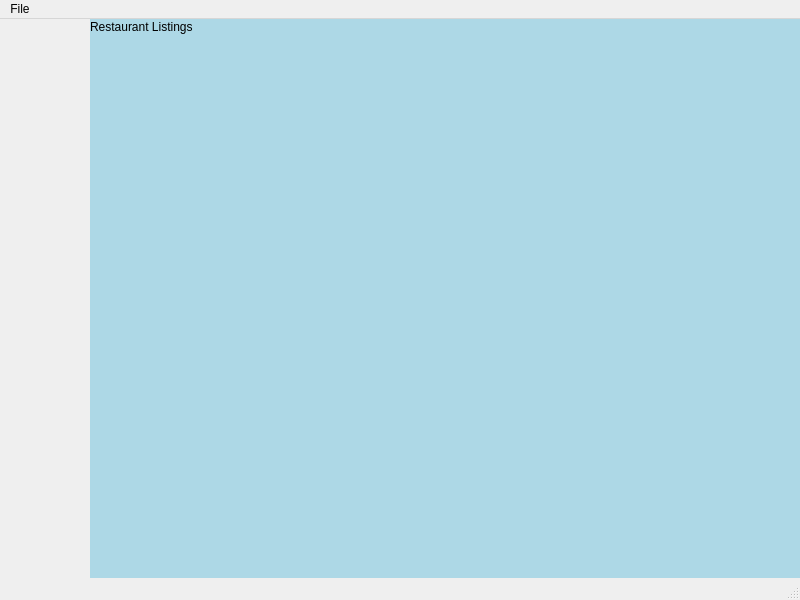
First picture: the form in src/windows/mainwindow.ui, repository fast-food-finder-associates/FastFoodFinder, before the edit.
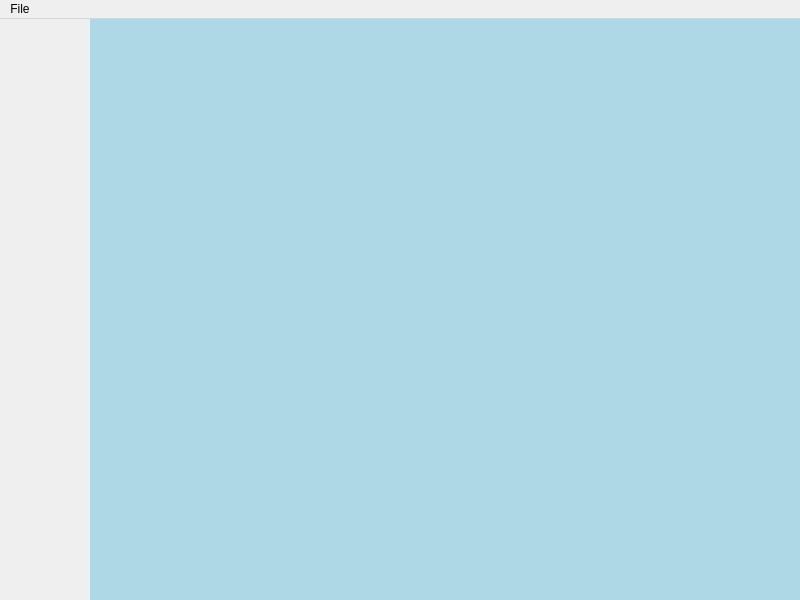
Second picture: the form after the edit. The open tabs and pages were chosen to show the change. Icons and pictures are not drawn.

Commit message: Deleted status bar. Prevented window resizing. RestaurantList getters

What changed in the file:
```diff
--- a/src/windows/mainwindow.ui
+++ b/src/windows/mainwindow.ui
@@ -109,18 +109,15 @@
 background-color: lightblue;
 }</string>
      </property>
-     <widget class="QLabel" name="label_2">
+     <widget class="QWidget" name="restaurantList" native="true">
       <property name="geometry">
        <rect>
-        <x>0</x>
+        <x>560</x>
         <y>0</y>
-        <width>110</width>
-        <height>16</height>
+        <width>151</width>
+        <height>581</height>
        </rect>
       </property>
-      <property name="text">
-       <string>Restaurant Listings</string>
-      </property>
      </widget>
     </widget>
     <widget class="QWidget" name="inventoryManageView">
@@ -143,16 +140,6 @@
       </property>
      </widget>
     </widget>
-    <widget class="QWidget" name="restaurantList" native="true">
-     <property name="geometry">
-      <rect>
-       <x>10</x>
-       <y>0</y>
-       <width>391</width>
-       <height>231</height>
-      </rect>
-     </property>
-    </widget>
    </widget>
    <widget class="QWidget" name="NavBarWidget" native="true">
     <property name="geometry">
@@ -160,7 +147,7 @@
       <x>0</x>
       <y>0</y>
       <width>220</width>
-      <height>571</height>
+      <height>581</height>
      </rect>
     </property>
     <property name="sizePolicy">
@@ -191,7 +178,6 @@
    </widget>
    <addaction name="menuFile"/>
   </widget>
-  <widget class="QStatusBar" name="statusbar"/>
   <action name="actionLogout">
    <property name="text">
     <string>Logout</string>
```
The commit also changes 5 other files.
